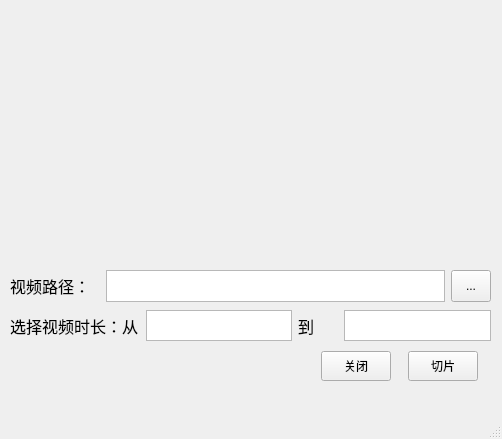
This is untitled_mainwindow.ui in mr-quinn33/VideoClip as Qt 5 draws it before an edit. The edited form follows.
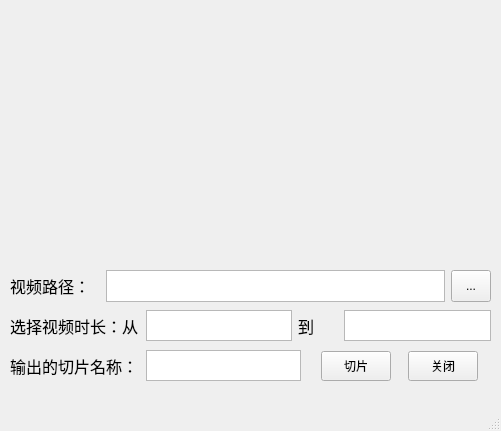
This is the edited form.

```diff
--- a/untitled_mainwindow.ui
+++ b/untitled_mainwindow.ui
@@ -6,8 +6,8 @@
    <rect>
     <x>0</x>
     <y>0</y>
-    <width>502</width>
-    <height>439</height>
+    <width>501</width>
+    <height>431</height>
    </rect>
   </property>
   <property name="windowTitle">
@@ -116,25 +116,6 @@
      </rect>
     </property>
     <layout class="QHBoxLayout" name="horizontalLayout_2">
-     <item>
-      <widget class="QPushButton" name="pushButton_2">
-       <property name="minimumSize">
-        <size>
-         <width>70</width>
-         <height>30</height>
-        </size>
-       </property>
-       <property name="maximumSize">
-        <size>
-         <width>70</width>
-         <height>30</height>
-        </size>
-       </property>
-       <property name="text">
-        <string>关闭</string>
-       </property>
-      </widget>
-     </item>
      <item>
       <widget class="QPushButton" name="pushButton">
        <property name="minimumSize">
@@ -154,6 +135,25 @@
        </property>
       </widget>
      </item>
+     <item>
+      <widget class="QPushButton" name="pushButton_2">
+       <property name="minimumSize">
+        <size>
+         <width>70</width>
+         <height>30</height>
+        </size>
+       </property>
+       <property name="maximumSize">
+        <size>
+         <width>70</width>
+         <height>30</height>
+        </size>
+       </property>
+       <property name="text">
+        <string>关闭</string>
+       </property>
+      </widget>
+     </item>
     </layout>
    </widget>
    <widget class="QLabel" name="label_template">
@@ -169,7 +169,7 @@
      <string/>
     </property>
    </widget>
-   <widget class="QWidget" name="">
+   <widget class="QWidget" name="layoutWidget">
     <property name="geometry">
      <rect>
       <x>10</x>
@@ -237,7 +237,46 @@
       </widget>
      </item>
      <item>
-      <widget class="QTextEdit" name="textEdit_3"/>
+      <widget class="QTextEdit" name="time_finish"/>
+     </item>
+    </layout>
+   </widget>
+   <widget class="QWidget" name="">
+    <property name="geometry">
+     <rect>
+      <x>10</x>
+      <y>350</y>
+      <width>291</width>
+      <height>31</height>
+     </rect>
+    </property>
+    <layout class="QHBoxLayout" name="horizontalLayout_4">
+     <item>
+      <widget class="QLabel" name="label_8">
+       <property name="sizePolicy">
+        <sizepolicy hsizetype="Preferred" vsizetype="Preferred">
+         <horstretch>0</horstretch>
+         <verstretch>0</verstretch>
+        </sizepolicy>
+       </property>
+       <property name="minimumSize">
+        <size>
+         <width>130</width>
+         <height>30</height>
+        </size>
+       </property>
+       <property name="font">
+        <font>
+         <pointsize>12</pointsize>
+        </font>
+       </property>
+       <property name="text">
+        <string>输出的切片名称：</string>
+       </property>
+      </widget>
+     </item>
+     <item>
+      <widget class="QTextEdit" name="output_name"/>
      </item>
     </layout>
    </widget>
```
Left out of the diff: 2 changed lines with no effect on the pictures.
